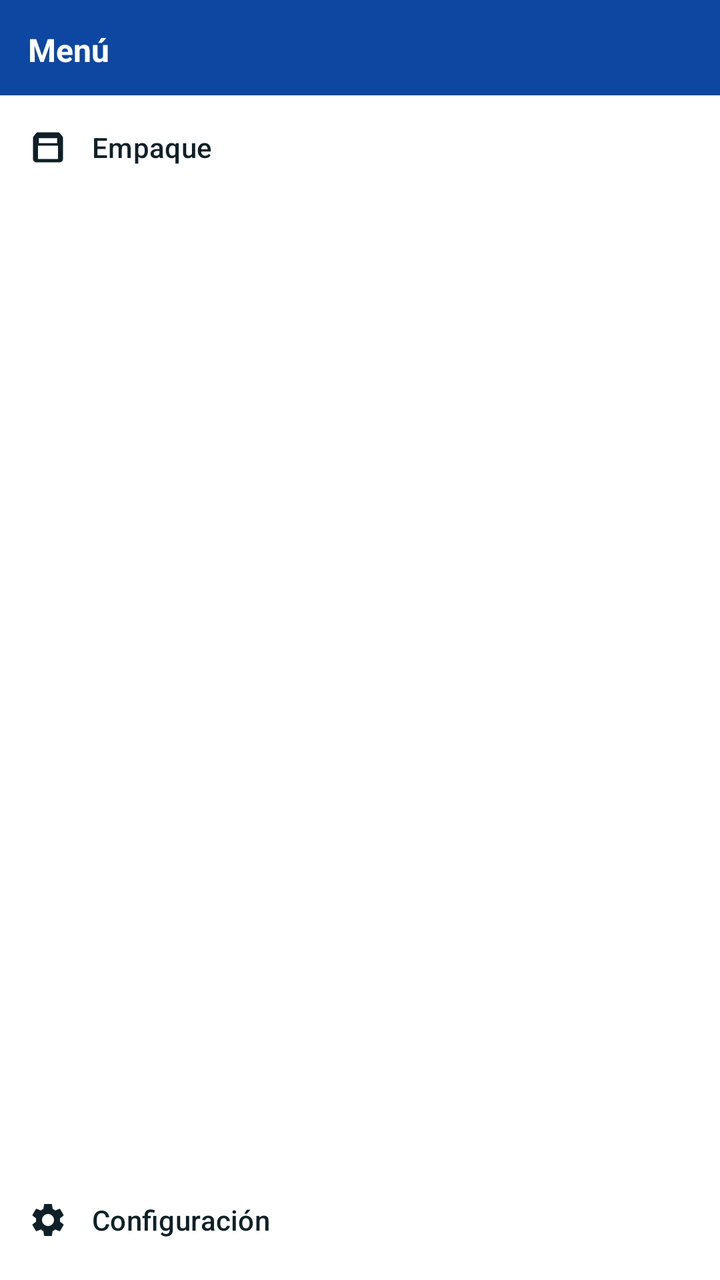
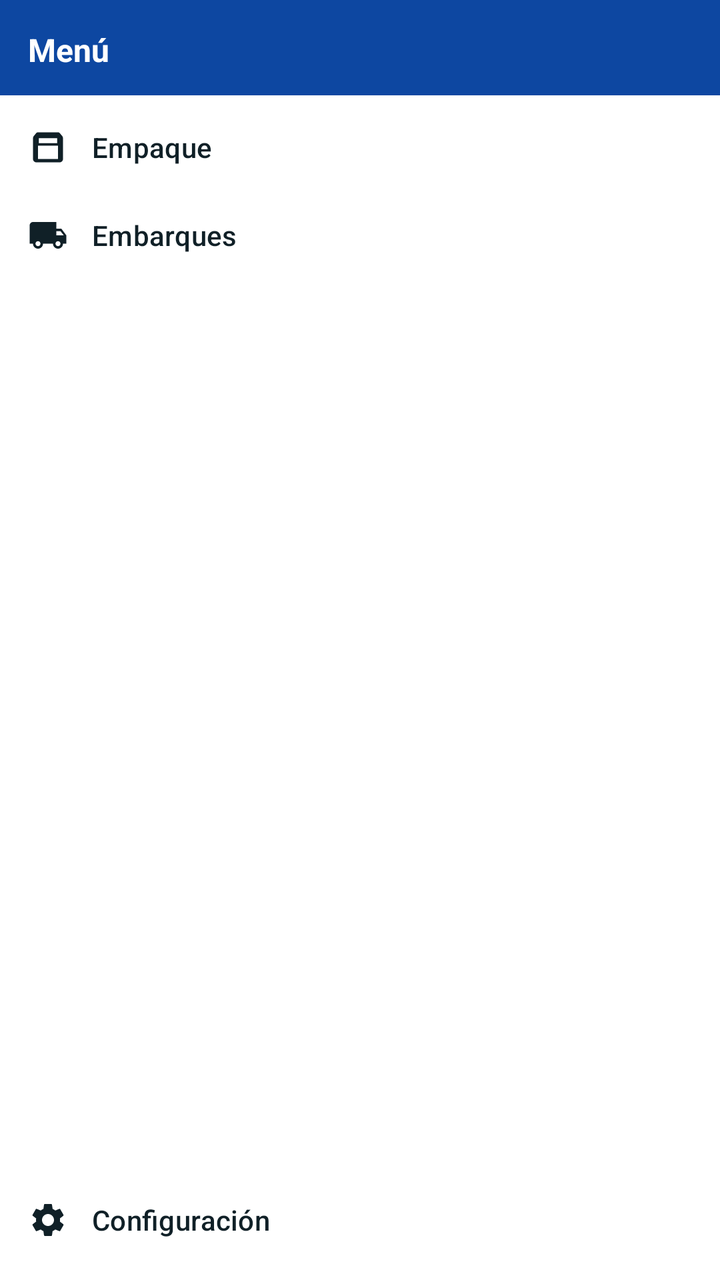

The first picture is an Android layout as it rendered before a commit; the second is the same layout after the commit. The layout source and the unified diff follow.
<!-- AndroidManifest.xml: application theme Theme.PackingTracker -->
<!-- res/layout/drawer_content.xml -->
<?xml version="1.0" encoding="utf-8"?>
<LinearLayout xmlns:android="http://schemas.android.com/apk/res/android"
    xmlns:app="http://schemas.android.com/apk/res-auto"
    android:layout_width="match_parent"
    android:layout_height="match_parent"
    android:background="@color/surface"
    android:orientation="vertical"
    android:paddingBottom="8dp">

    <LinearLayout
        android:layout_width="match_parent"
        android:layout_height="wrap_content"
        android:background="@color/primary"
        android:orientation="vertical"
        android:paddingStart="14dp"
        android:paddingTop="14dp"
        android:paddingEnd="14dp"
        android:paddingBottom="12dp">

        <TextView
            android:layout_width="match_parent"
            android:layout_height="wrap_content"
            android:text="@string/nav_header_subtitle"
            android:textColor="@color/on_primary"
            android:textSize="16sp"
            android:textStyle="bold" />
    </LinearLayout>

    <com.google.android.material.button.MaterialButton
        android:id="@+id/drawerEmpaqueButton"
        style="@style/Widget.Material3.Button.TextButton"
        android:layout_width="match_parent"
        android:layout_height="wrap_content"
        android:layout_marginTop="4dp"
        android:gravity="start|center_vertical"
        android:insetTop="0dp"
        android:insetBottom="0dp"
        android:minHeight="@dimen/ui_drawer_item_height"
        android:paddingStart="14dp"
        android:paddingEnd="14dp"
        android:text="@string/empaque_title"
        android:textColor="@color/on_surface"
        android:textSize="14sp"
        app:icon="@drawable/ic_empaque"
        app:iconGravity="textStart"
        app:iconPadding="12dp"
        app:iconSize="20dp"
        app:iconTint="@color/on_surface" />

    <com.google.android.material.button.MaterialButton
        android:id="@+id/drawerLogoutButton"
        style="@style/Widget.Material3.Button.TextButton"
        android:layout_width="match_parent"
        android:layout_height="wrap_content"
        android:gravity="start|center_vertical"
        android:insetTop="0dp"
        android:insetBottom="0dp"
        android:minHeight="@dimen/ui_drawer_item_height"
        android:paddingStart="14dp"
        android:paddingEnd="14dp"
        android:text="@string/nav_logout"
        android:textColor="@color/on_surface"
        android:textSize="14sp"
        android:visibility="gone"
        app:icon="@drawable/ic_logout"
        app:iconGravity="textStart"
        app:iconPadding="12dp"
        app:iconSize="20dp"
        app:iconTint="@color/on_surface" />

    <View
        android:layout_width="match_parent"
        android:layout_height="0dp"
        android:layout_weight="1" />

    <com.google.android.material.button.MaterialButton
        android:id="@+id/drawerConfigButton"
        style="@style/Widget.Material3.Button.TextButton"
        android:layout_width="match_parent"
        android:layout_height="wrap_content"
        android:gravity="start|center_vertical"
        android:insetTop="0dp"
        android:insetBottom="0dp"
        android:minHeight="@dimen/ui_drawer_item_height"
        android:paddingStart="14dp"
        android:paddingEnd="14dp"
        android:text="@string/config_open"
        android:textColor="@color/on_surface"
        android:textSize="14sp"
        app:icon="@drawable/ic_settings"
        app:iconGravity="textStart"
        app:iconPadding="12dp"
        app:iconSize="20dp"
        app:iconTint="@color/on_surface" />

</LinearLayout>
<!-- resources referenced by this layout -->
<resources>
  <color name="on_primary">#FFFFFF</color>
  <color name="on_surface">#102027</color>
  <color name="primary">#0D47A1</color>
  <color name="surface">#FFFFFF</color>
  <dimen name="ui_drawer_item_height">44dp</dimen>
  <!-- drawable ic_empaque (drawable) -->
  <?xml version="1.0" encoding="utf-8"?>
  <vector xmlns:android="http://schemas.android.com/apk/res/android"
      android:width="24dp"
      android:height="24dp"
      android:viewportWidth="24"
      android:viewportHeight="24">
      <path
          android:fillColor="#FFFFFFFF"
          android:pathData="M20.54,5.23l-1.39,-1.68C18.88,3.21 18.47,3 18,3H6c-0.47,0 -0.88,0.21 -1.16,0.55L3.46,5.23C3.17,5.57 3,6.02 3,6.5V19c0,1.1 0.9,2 2,2h14c1.1,0 2,-0.9 2,-2V6.5c0,-0.48 -0.17,-0.93 -0.46,-1.27zM12,9.5L6.5,9.5L6.5,6.5h11v3H12zM6,19V11h12v8H6z" />
  </vector>
  <!-- drawable ic_logout (drawable) -->
  <?xml version="1.0" encoding="utf-8"?>
  <vector xmlns:android="http://schemas.android.com/apk/res/android"
      android:width="24dp"
      android:height="24dp"
      android:viewportWidth="24"
      android:viewportHeight="24">
      <path
          android:fillColor="#FF000000"
          android:pathData="M17,7l-1.41,1.41L18.17,11H8v2h10.17l-2.58,2.58L17,17l5,-5zM4,5h8V3H4c-1.1,0 -2,0.9 -2,2v14c0,1.1 0.9,2 2,2h8v-2H4V5z" />
  </vector>
  <string name="config_open">Configuración</string>
  <string name="empaque_title">Empaque</string>
  <string name="nav_header_subtitle">Menú</string>
  <string name="nav_logout">Cerrar sesión</string>
  <style name="Theme.PackingTracker" parent="Theme.Material3.DayNight.NoActionBar">
          <item name="colorPrimary">@color/primary</item>
          <item name="colorOnPrimary">@color/on_primary</item>
          <item name="colorSurface">@color/surface</item>
          <item name="colorOnSurface">@color/on_surface</item>
          <item name="colorOnSurfaceVariant">@color/on_surface_variant</item>
          <item name="colorOutline">@color/outline</item>
          <item name="android:colorBackground">@color/background</item>
          <item name="android:statusBarColor">@color/primary</item>
          <item name="android:windowBackground">@color/background</item>
          <item name="android:navigationBarColor">@color/background</item>
          <item name="android:textColorPrimary">@color/on_surface</item>
          <item name="android:textColorSecondary">@color/on_surface_variant</item>
          <item name="editTextColor">@color/on_surface</item>
          <item name="android:editTextColor">@color/on_surface</item>
          <item name="hintTextColor">@color/on_surface_variant</item>
          <item name="android:textColorHint">@color/on_surface_variant</item>
      </style>
  <color name="on_surface_variant">#3A4A54</color>
  <color name="outline">#5A6B76</color>
  <color name="background">#F5F7FA</color>
  <!-- unchanged entries left out for length: 1 -->
</resources>

<!-- the commit's change to res/layout/drawer_content.xml (unified diff, before → after) -->
@@ -42,6 +42,26 @@
         android:textColor="@color/on_surface"
         android:textSize="14sp"
         app:icon="@drawable/ic_empaque"
+        app:iconGravity="textStart"
+        app:iconPadding="12dp"
+        app:iconSize="20dp"
+        app:iconTint="@color/on_surface" />
+
+    <com.google.android.material.button.MaterialButton
+        android:id="@+id/drawerEmbarquesButton"
+        style="@style/Widget.Material3.Button.TextButton"
+        android:layout_width="match_parent"
+        android:layout_height="wrap_content"
+        android:gravity="start|center_vertical"
+        android:insetTop="0dp"
+        android:insetBottom="0dp"
+        android:minHeight="@dimen/ui_drawer_item_height"
+        android:paddingStart="14dp"
+        android:paddingEnd="14dp"
+        android:text="@string/embarques_title"
+        android:textColor="@color/on_surface"
+        android:textSize="14sp"
+        app:icon="@drawable/ic_embarques"
         app:iconGravity="textStart"
         app:iconPadding="12dp"
         app:iconSize="20dp"
<!-- resource entries referenced after the edit -->
@@ -5,6 +5,17 @@
   <color name="primary">#0D47A1</color>
   <color name="surface">#FFFFFF</color>
   <dimen name="ui_drawer_item_height">44dp</dimen>
+  <!-- drawable ic_embarques (drawable) -->
+  <?xml version="1.0" encoding="utf-8"?>
+  <vector xmlns:android="http://schemas.android.com/apk/res/android"
+      android:width="24dp"
+      android:height="24dp"
+      android:viewportWidth="24"
+      android:viewportHeight="24">
+      <path
+          android:fillColor="#FFFFFFFF"
+          android:pathData="M20,8h-3V4H3c-1.1,0 -2,0.9 -2,2v11h2c0,1.66 1.34,3 3,3s3,-1.34 3,-3h6c0,1.66 1.34,3 3,3s3,-1.34 3,-3h2v-5l-3,-4zM6,18.5c-0.83,0 -1.5,-0.67 -1.5,-1.5s0.67,-1.5 1.5,-1.5 1.5,0.67 1.5,1.5 -0.67,1.5 -1.5,1.5zM19.5,9.5l1.96,2.5H17V9.5h2.5zM18,18.5c-0.83,0 -1.5,-0.67 -1.5,-1.5s0.67,-1.5 1.5,-1.5 1.5,0.67 1.5,1.5 -0.67,1.5 -1.5,1.5z" />
+  </vector>
   <!-- drawable ic_empaque (drawable) -->
   <?xml version="1.0" encoding="utf-8"?>
   <vector xmlns:android="http://schemas.android.com/apk/res/android"
@@ -28,6 +39,7 @@
           android:pathData="M17,7l-1.41,1.41L18.17,11H8v2h10.17l-2.58,2.58L17,17l5,-5zM4,5h8V3H4c-1.1,0 -2,0.9 -2,2v14c0,1.1 0.9,2 2,2h8v-2H4V5z" />
   </vector>
   <string name="config_open">Configuración</string>
+  <string name="embarques_title">Embarques</string>
   <string name="empaque_title">Empaque</string>
   <string name="nav_header_subtitle">Menú</string>
   <string name="nav_logout">Cerrar sesión</string>
